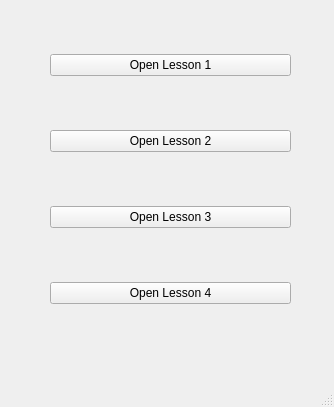
Mysarios/QT_study, file main_window.ui: the form before one commit.
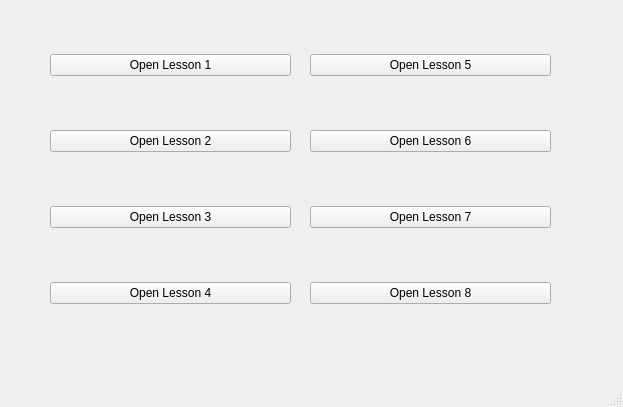
The form after the commit.

Patch:
```diff
--- a/main_window.ui
+++ b/main_window.ui
@@ -6,7 +6,7 @@
    <rect>
     <x>0</x>
     <y>0</y>
-    <width>334</width>
+    <width>623</width>
     <height>407</height>
    </rect>
   </property>
@@ -57,6 +57,49 @@
      </item>
     </layout>
    </widget>
+   <widget class="QWidget" name="verticalLayoutWidget_2">
+    <property name="geometry">
+     <rect>
+      <x>310</x>
+      <y>20</y>
+      <width>241</width>
+      <height>321</height>
+     </rect>
+    </property>
+    <layout class="QVBoxLayout" name="verticalLayout_2">
+     <property name="spacing">
+      <number>20</number>
+     </property>
+     <item>
+      <widget class="QPushButton" name="Open_Lesson_3">
+       <property name="text">
+        <string>Open Lesson 5</string>
+       </property>
+      </widget>
+     </item>
+     <item>
+      <widget class="QPushButton" name="Open_Lesson_4">
+       <property name="text">
+        <string>Open Lesson 6</string>
+       </property>
+      </widget>
+     </item>
+     <item>
+      <widget class="QPushButton" name="pushButton_3">
+       <property name="text">
+        <string>Open Lesson 7</string>
+       </property>
+      </widget>
+     </item>
+     <item>
+      <widget class="QPushButton" name="pushButton_4">
+       <property name="text">
+        <string>Open Lesson 8</string>
+       </property>
+      </widget>
+     </item>
+    </layout>
+   </widget>
   </widget>
   <widget class="QMenuBar" name="menubar">
    <property name="geometry">
```
Left out of the diff: 2 changed lines with no effect on the pictures.
